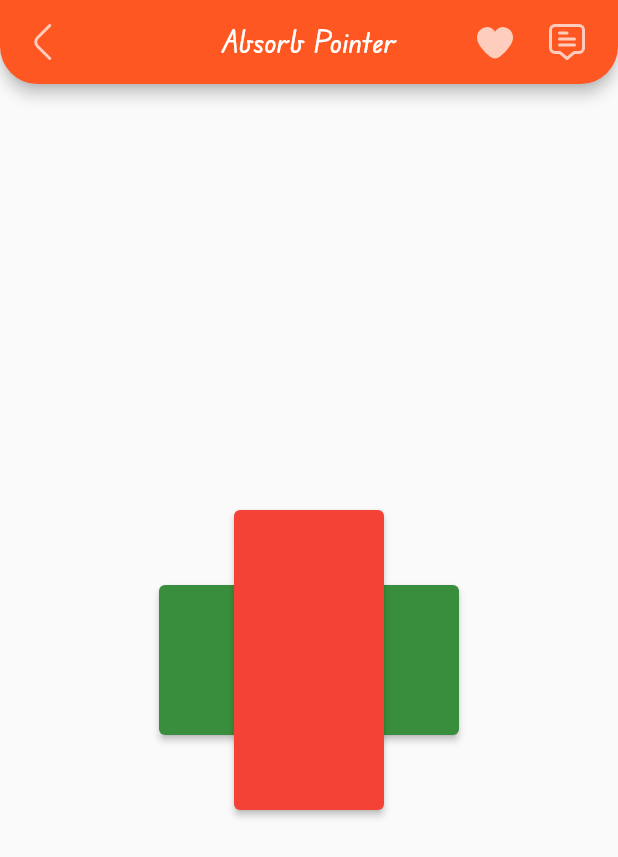
After one commit to shubham24680/Multiplatform-Application, a Flutter app: the screen it shows after launch, after a tap on "Absorb Pointer", on a phone screen of 412 x 824 dp. The commit adds this screen. Shown: the top 857 px of the screen. Run offline on Flutter 3.47's test engine with Material 2 defaults, Android fonts, the phone set to English and light mode, and no system bars; our stand-ins replace expansion_tile_card, flutter_svg, lazy_load_scrollview, lottie, skeleton_text.

Commit message:
new features

```diff
--- a/lib/body.dart
+++ b/lib/body.dart
@@ -1,4 +1,7 @@
 import 'package:flutter/material.dart';
+import 'pages/animationAlign.dart';
+import 'pages/aboutDialog.dart';
+import 'pages/absorbPointer.dart';
 import 'pages/themes.dart';
 import 'pages/expansionTileCard.dart';
 import 'pages/url.dart';
@@ -39,6 +42,7 @@ class Collections extends StatelessWidget {
               button(context, 1, Colors.lightBlueAccent, 'Themes'),
               button(context, 2, Colors.pinkAccent, 'Expansion Tile Card'),
               button(context, 10, Colors.black54, "URL"),
+              button(context, 12, Colors.deepOrange, "Absorb Pointer"),
             ],
           );
         }));
@@ -51,6 +55,7 @@ class Collections extends StatelessWidget {
               button(context, 4, Colors.amberAccent,
                   'Circular & Linear Progress Indicator With Alert Dialog '),
               button(context, 5, Colors.teal, 'Lazy Loader'),
+              button(context, 11, Colors.blue, 'About Dialog')
             ],
           );
         }));
@@ -64,6 +69,7 @@ class Collections extends StatelessWidget {
           button(context, 8, Colors.cyanAccent, 'Radial Hero Animation'),
           button(
               context, 9, Colors.redAccent, 'Physics Simulation in Animation'),
+          button(context, 13, Colors.grey, 'Animation Align'),
         ],
       );
     }));
@@ -94,8 +100,14 @@ class Collections extends StatelessWidget {
                 return const Page8();
               case 9:
                 return const Page9();
+              case 10:
+                return const URL();
+              case 11:
+                return const AboutDialogScreen();
+              case 12:
+                return const AbsorbPointerScreen();
             }
-            return const URL();
+            return const AnimationAlign();
           }));
         },
         style: ElevatedButton.styleFrom(backgroundColor: color, elevation: 5.0),
--- /dev/null
+++ b/lib/pages/absorbPointer.dart
@@ -0,0 +1,44 @@
+import 'package:flutter/material.dart';
+import 'package:realm/app_bar.dart';
+
+class AbsorbPointerScreen extends StatelessWidget {
+  const AbsorbPointerScreen({super.key});
+
+  static const name = "Absorb Pointer";
+  static const color = Colors.deepOrange;
+
+  @override
+  Widget build(BuildContext context) {
+    return Scaffold(
+      appBar: buildPageAppBar(name, color, context),
+      body: Center(
+        child: Stack(
+          alignment: AlignmentDirectional.center,
+          children: <Widget>[
+            SizedBox(
+              width: 200.0,
+              height: 100.0,
+              child: ElevatedButton(
+                onPressed: () {},
+                child: null,
+                style: ElevatedButton.styleFrom(
+                    backgroundColor: Colors.green[700]),
+              ),
+            ),
+            SizedBox(
+              width: 100.0,
+              height: 200.0,
+              child: AbsorbPointer(
+                child: ElevatedButton(
+                  onPressed: () {},
+                  child: null,
+                  style: ElevatedButton.styleFrom(backgroundColor: Colors.red),
+                ),
+              ),
+            ),
+          ],
+        ),
+      ),
+    );
+  }
+}
```
Also changed, not shown: lib/pages/aboutDialog.dart (added, +43 -0 lines), lib/pages/animationAlign.dart (added, +53 -0 lines).
